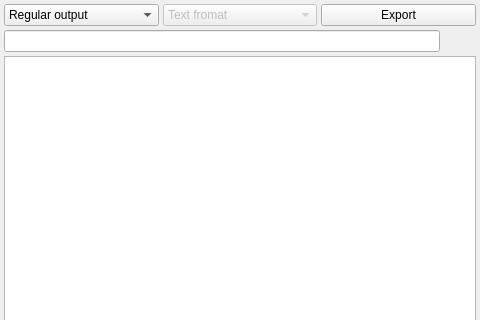
This is mini_analyser/ui/tabexport.ui in emericg/MiniVideo as Qt 5 draws it before an edit; both pictures show x 0 to 480 and y 0 to 320 of the 480 by 640 pixel window. The edited form follows.
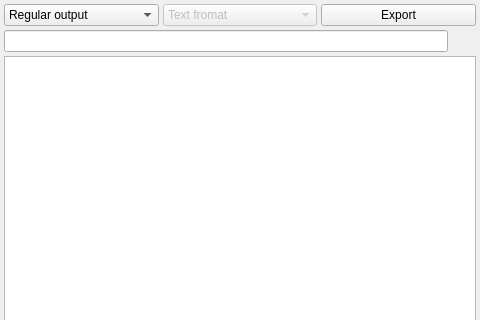
This is the edited form. Icons and pictures are not drawn.

Commit message: mini_analyser: UI adjustments

Diff of the .ui file:
```diff
--- a/mini_analyser/ui/tabexport.ui
+++ b/mini_analyser/ui/tabexport.ui
@@ -113,6 +113,9 @@
       </item>
       <item row="2" column="0" colspan="3">
        <layout class="QHBoxLayout" name="horizontalLayout">
+        <property name="spacing">
+         <number>4</number>
+        </property>
         <item>
          <widget class="QLineEdit" name="lineEdit_export_filename"/>
         </item>
@@ -123,8 +126,8 @@
           </property>
           <property name="maximumSize">
            <size>
-            <width>32</width>
-            <height>32</height>
+            <width>24</width>
+            <height>24</height>
            </size>
           </property>
           <property name="text">
```
Left out of the diff: 7 changed lines with no effect on the pictures. The commit also changes 3 other files.
